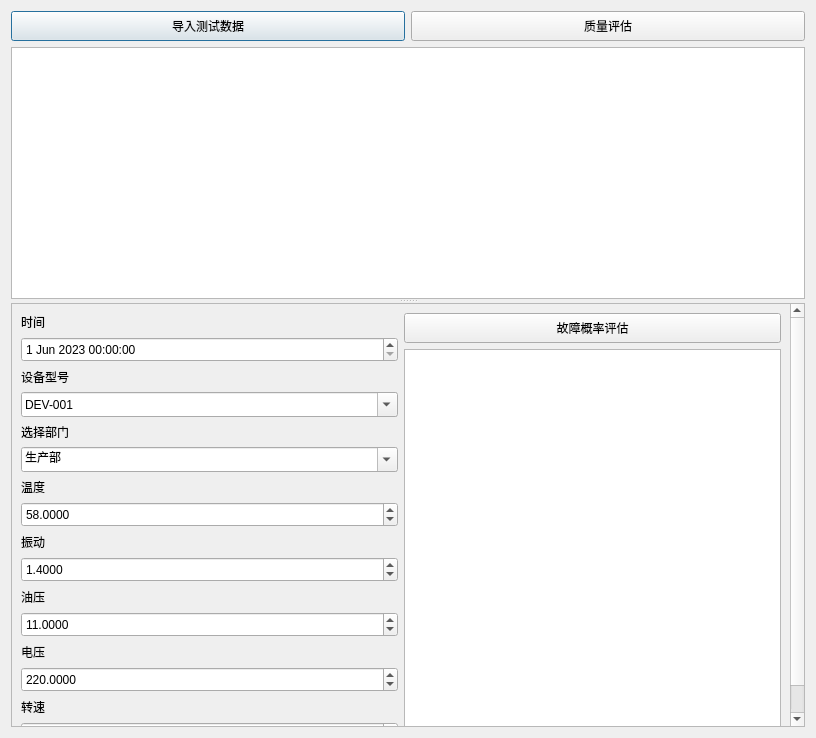
Before: the Qt Designer form ui_page/page_4.ui in ineed2underfit/pyqt_apriori, drawn with Qt 5.
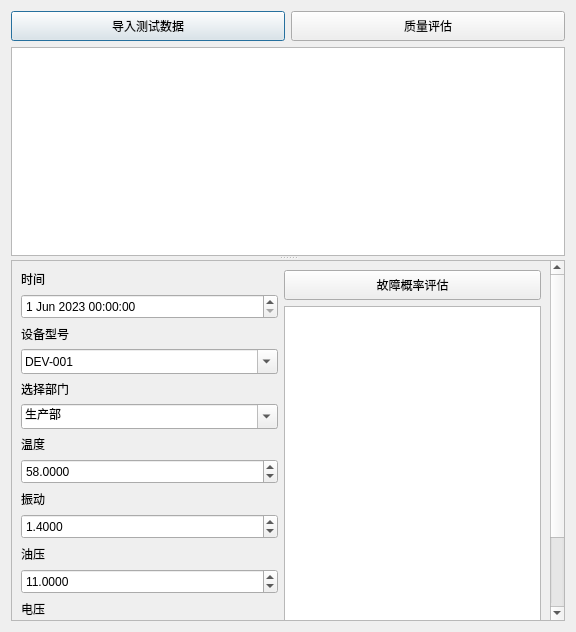
After: the same form once the commit is applied.

```diff
--- a/ui_page/page_4.ui
+++ b/ui_page/page_4.ui
@@ -6,8 +6,8 @@
    <rect>
     <x>0</x>
     <y>0</y>
-    <width>816</width>
-    <height>738</height>
+    <width>576</width>
+    <height>632</height>
    </rect>
   </property>
   <property name="windowTitle">
@@ -90,8 +90,8 @@
           <property name="geometry">
            <rect>
             <x>0</x>
-            <y>0</y>
-            <width>777</width>
+            <y>-78</y>
+            <width>537</width>
             <height>444</height>
            </rect>
           </property>
@@ -283,6 +283,9 @@
                <property name="decimals">
                 <number>4</number>
                </property>
+               <property name="maximum">
+                <double>299.990000000000009</double>
+               </property>
                <property name="singleStep">
                 <double>0.000200000000000</double>
                </property>
@@ -386,7 +389,7 @@
                 <number>4</number>
                </property>
                <property name="maximum">
-                <double>380.000000000000000</double>
+                <double>500.000000000000000</double>
                </property>
                <property name="singleStep">
                 <double>0.000200000000000</double>
@@ -421,7 +424,7 @@
                 <number>4</number>
                </property>
                <property name="maximum">
-                <double>5000.000000000000000</double>
+                <double>6999.000000000000000</double>
                </property>
                <property name="singleStep">
                 <double>0.000200000000000</double>
```
Left out of the diff: 26 changed lines with no effect on the pictures.
